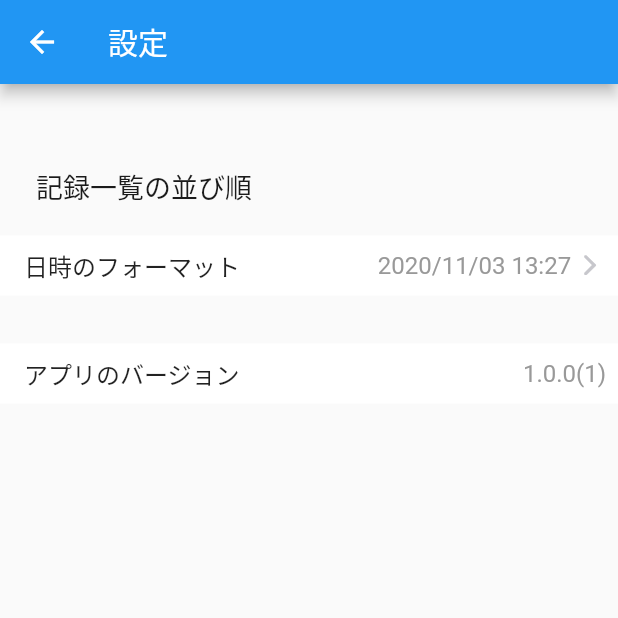
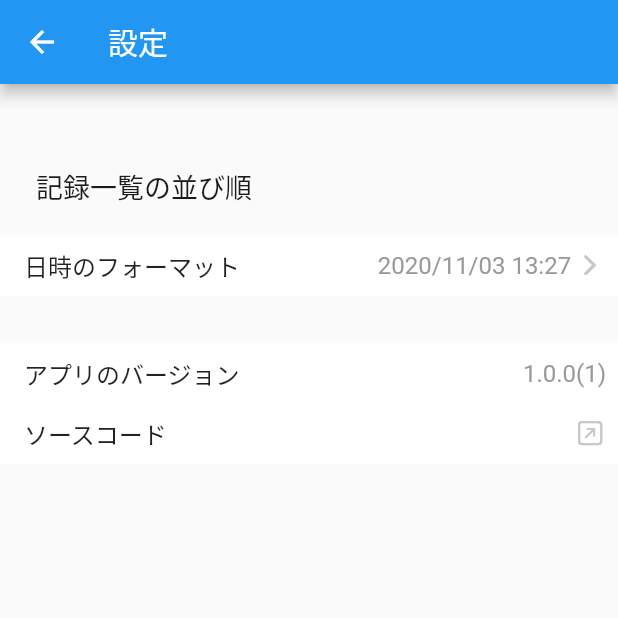
Before and after one commit to operando/timestamp_logs, a Flutter app: the SettingsPage screen opened by its route, on a phone screen of 412 x 824 dp, the top half of it. Run offline on Flutter 3.47's test engine with Material 2 defaults, Android fonts, the phone set to English and light mode, and no system bars; our stand-ins replace fluttertoast, moor_flutter, package_info, settings_ui, shared_preferences; missing offline and left inert: simple_logger; accounts and stored records are empty; generated files the repository leaves out were written again.

Commit message:
Add app source code link

```diff
--- a/lib/pages/settings.dart
+++ b/lib/pages/settings.dart
@@ -4,6 +4,7 @@ import 'package:intl/intl.dart';
 import 'package:package_info/package_info.dart';
 import 'package:settings_ui/settings_ui.dart';
 import 'package:shared_preferences/shared_preferences.dart';
+import 'package:url_launcher/url_launcher.dart';
 
 class SettingsPage extends StatefulWidget {
   @override
@@ -105,6 +106,36 @@ class _SettingsState extends State<SettingsPage> {
                 ],
               ),
             ),
+            Container(
+              color: Colors.white,
+              padding: EdgeInsets.fromLTRB(16, 8, 8, 8),
+              child: GestureDetector(
+                onTap: () {
+                  launch('https://github.com/operando/timestamp_logs');
+                },
+                child: Row(
+                  children: [
+                    Expanded(
+                      child: Text(
+                        "ソースコード",
+                        style: TextStyle(fontSize: 16),
+                      ),
+                    ),
+                    Padding(
+                      padding: const EdgeInsets.only(
+                        top: 0.5,
+                        left: 2.25,
+                      ),
+                      child: Icon(
+                        CupertinoIcons.arrow_up_right_square,
+                        color: Color(0xFFC7C7CC),
+                        size: 21.0,
+                      ),
+                    ),
+                  ],
+                ),
+              ),
+            ),
           ],
         ));
   }
--- a/pubspec.yaml
+++ b/pubspec.yaml
@@ -32,6 +32,7 @@ dependencies:
   settings_ui: ^0.4.0
   shared_preferences: ^0.5.12+2
   package_info: ^0.4.3
+  url_launcher: ^5.7.10
 
 dev_dependencies:
   flutter_test:
```
Also changed, not shown: pubspec.lock, 1 other file.
